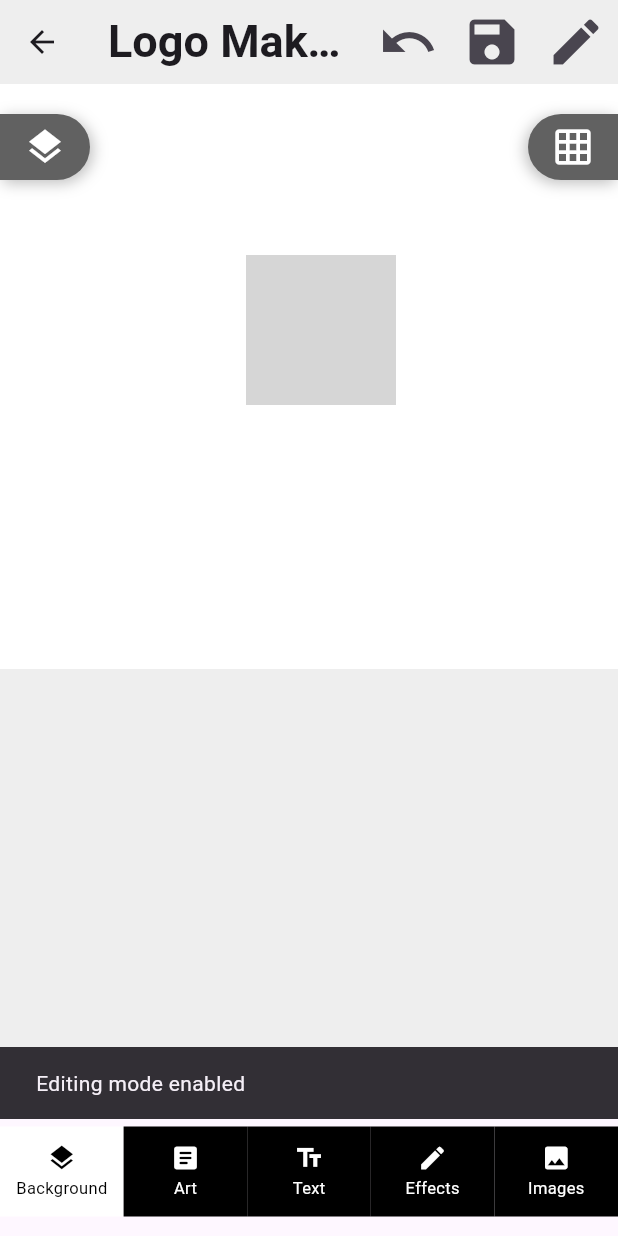
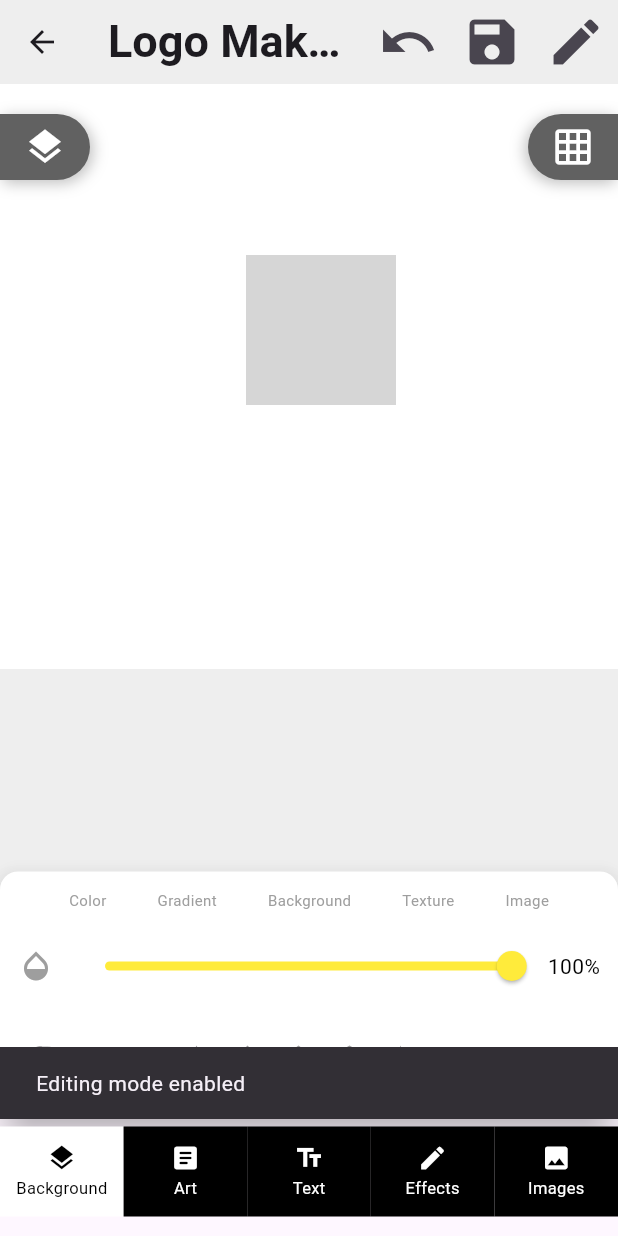
Before and after one commit to devsinntechnologies/logo-app-flutter, a Flutter app: the DownloadLogo screen opened directly with empty values, after a tap on the "edit" icon, on a phone screen of 412 x 824 dp. Run offline on Flutter 3.47's test engine with Material 3 defaults, Android fonts, the light colour scheme and no system bars; our stand-ins replace connectivity_plus, flutter_svg, google_fonts; grey boxes are pictures that could not be loaded.

Commit message:
Added background functionality in logobottomnavbar

```diff
--- /dev/null
+++ b/logo_app_flutter/lib/components/logoBottomNavbarItems/drop_up_panel.dart
@@ -0,0 +1,113 @@
+import 'package:flutter/material.dart';
+import 'package:logo_app_flutter/components/logoBottomNavbarItems/shape_selector_widget.dart';
+
+class DropUpPanel extends StatefulWidget {
+  final VoidCallback onClose;
+  final Function(bool) onToggleCheckerboard;
+  final Function(double) onOpacityChanged;
+
+  const DropUpPanel({
+    super.key,
+    required this.onClose,
+    required this.onToggleCheckerboard,
+    required this.onOpacityChanged,
+  });
+
+  @override
+  State<DropUpPanel> createState() => _DropUpPanelState();
+}
+
+class _DropUpPanelState extends State<DropUpPanel> {
+  double _opacityValue = 1.0;
+
+  @override
+  Widget build(BuildContext context) {
+    return Positioned(
+      bottom: 70,
+      left: 0,
+      right: 0,
+      child: Material(
+        elevation: 10,
+        borderRadius: BorderRadius.circular(12),
+        color: Colors.white,
+        child: Padding(
+          padding: const EdgeInsets.all(12),
+          child: Column(
+            mainAxisSize: MainAxisSize.min,
+            children: [
+              // Top row of options
+              Row(
+                mainAxisAlignment: MainAxisAlignment.spaceEvenly,
+                children: const [
+                  _TopOption(label: 'Color'),
+                  _TopOption(label: 'Gradient'),
+                  _TopOption(label: 'Background'),
+                  _TopOption(label: 'Texture'),
+                  _TopOption(label: 'Image'),
+                ],
+              ),
+              const SizedBox(height: 13),
+
+              // Opacity slider
+              Row(
+                children: [
+                  const Icon(Icons.opacity, color: Colors.grey),
+                  const SizedBox(width: 10),
+                  Expanded(
+                    child: Slider(
+                      activeColor: Colors.yellow,
+                      value: _opacityValue,
+                      min: 0,
+                      max: 1,
+                      onChanged: (val) {
+                        setState(() {
+                          _opacityValue = val;
+                        });
+                        widget.onOpacityChanged(_opacityValue); // notify parent
+                      },
+                    ),
+                  ),
+                  Text(
+                    "${(_opacityValue * 100).round()}%",
+                    style: const TextStyle(color: Colors.black),
+                  ),
+                ],
+              ),
+
+              const SizedBox(height: 16),
+
+              // Shape selector with Transparent option
+              SizedBox(
+                height: 50,
+                child: ShapeSelectorWidget(
+                  onShapeSelected: (shapeName) {
+                    if (shapeName == "Transparent") {
+                      widget.onToggleCheckerboard(true); // Turn ON
+                    } else if (shapeName == "TransparentOff") {
+                      widget.onToggleCheckerboard(false); // Turn OFF
+                    }
+                    // You can also handle other shapes here if needed
+                  },
+                ),
+              ),
+            ],
+          ),
+        ),
+      ),
+    );
+  }
+}
+
+class _TopOption extends StatelessWidget {
+  final String label;
+  const _TopOption({required this.label});
+
+  @override
+  Widget build(BuildContext context) {
+    return Column(
+      children: [
+        Text(label, style: const TextStyle(fontSize: 10, color: Colors.grey)),
+      ],
+    );
+  }
+}
--- /dev/null
+++ b/logo_app_flutter/lib/components/logoBottomNavbarItems/shape_selector_widget.dart
@@ -0,0 +1,281 @@
+import 'package:flutter/material.dart';
+import 'dart:math';
+
+class ShapeSelectorWidget extends StatefulWidget {
+  final Function(String shapeName) onShapeSelected;
+
+  const ShapeSelectorWidget({super.key, required this.onShapeSelected});
+
+  @override
+  State<ShapeSelectorWidget> createState() => _ShapeSelectorWidgetState();
+}
+
+class _ShapeSelectorWidgetState extends State<ShapeSelectorWidget> {
+  int? selectedIndex;
+
+  final List<_ShapeData> shapes = [
+    _ShapeData(
+      "Transparent",
+      Container(
+        width: 24,
+        height: 24,
+        decoration: const BoxDecoration(
+          shape: BoxShape.circle,
+
+          image: DecorationImage(
+            opacity: .5,
+
+            image: AssetImage(
+              'lib/assets/icons/check_small.png',
+            ), // Your checkerboard pattern
+            fit: BoxFit.cover,
+          ),
+        ),
+      ),
+    ),
+
+    _ShapeData("Square", Container(width: 20, height: 20, color: Colors.grey)),
+    _ShapeData(
+      "Rounded Rect",
+      Container(
+        width: 12,
+        height: 8,
+        decoration: BoxDecoration(
+          color: Colors.grey,
+          borderRadius: BorderRadius.circular(6),
+        ),
+      ),
+    ),
+    _ShapeData(
+      "Triangle",
+      CustomPaint(size: const Size(24, 24), painter: TrianglePainter()),
+    ),
+    _ShapeData(
+      "Diamond",
+      CustomPaint(size: const Size(24, 24), painter: DiamondPainter()),
+    ),
+    _ShapeData(
+      "Pentagon",
+      CustomPaint(size: const Size(24, 24), painter: PentagonPainter()),
+    ),
+    _ShapeData(
+      "Hexagon",
+      CustomPaint(size: const Size(24, 24), painter: HexagonPainter()),
+    ),
+    _ShapeData(
+      "Star",
+      CustomPaint(size: const Size(24, 24), painter: StarPainter()),
+    ),
+    _ShapeData(
+      "Arrow",
+      CustomPaint(size: const Size(24, 24), painter: ArrowPainter()),
+    ),
+    _ShapeData(
+      "Heart",
+      CustomPaint(size: const Size(24, 24), painter: HeartPainter()),
+    ),
+  ];
+
+  @override
+  Widget build(BuildContext context) {
+    return SizedBox(
+      height: 60,
+      child: ListView.builder(
+        scrollDirection: Axis.horizontal,
+        itemCount: shapes.length,
+        itemBuilder: (context, index) {
+          return GestureDetector(
+            onTap: () {
+              if (shapes[index].name == "Transparent") {
+                // Toggle checkerboard on/off
+                final isSelected = selectedIndex == index;
+                setState(() {
+                  selectedIndex = isSelected ? null : index;
+                });
+                widget.onShapeSelected(
+                  isSelected ? "TransparentOff" : "Transparent",
+                );
+              } else {
+                setState(() {
+                  selectedIndex = index;
+                });
+                widget.onShapeSelected(shapes[index].name);
+              }
+            },
+            child: Container(
+              width: 25,
+              margin: const EdgeInsets.symmetric(horizontal: 4.5),
+              decoration: BoxDecoration(
+                shape: BoxShape.circle,
+                // border: Border.all(
+                //   color: selectedIndex == index ? Colors.blue : Colors.grey,
+                //   width: selectedIndex == index ? 2 : 1,
+                // ),
+              ),
+              child: Center(child: shapes[index].widget),
+            ),
+          );
+        },
+      ),
+    );
+  }
+}
+
+class _ShapeData {
+  final String name;
+  final Widget widget;
+  _ShapeData(this.name, this.widget);
+}
+
+class TrianglePainter extends CustomPainter {
+  @override
+  void paint(Canvas canvas, Size size) {
+    final paint = Paint()..color = Colors.grey;
+    final path =
+        Path()
+          ..moveTo(size.width / 2, 0)
+          ..lineTo(0, size.height)
+          ..lineTo(size.width, size.height)
+          ..close();
+    canvas.drawPath(path, paint);
+  }
+
+  @override
+  bool shouldRepaint(_) => false;
+}
+
+class DiamondPainter extends CustomPainter {
+  @override
+  void paint(Canvas canvas, Size size) {
+    final paint = Paint()..color = Colors.grey;
+    final path =
+        Path()
+          ..moveTo(size.width / 2, 0)
+          ..lineTo(0, size.height / 2)
+          ..lineTo(size.width / 2, size.height)
+          ..lineTo(size.width, size.height / 2)
+          ..close();
+    canvas.drawPath(path, paint);
+  }
+
+  @override
+  bool shouldRepaint(_) => false;
+}
+
+class PentagonPainter extends CustomPainter {
+  @override
+  void paint(Canvas canvas, Size size) {
+    final paint = Paint()..color = Colors.grey;
+    final path = Path();
+    final angle = 2 * pi / 5;
+    for (int i = 0; i < 5; i++) {
+      final x = size.width / 2 + size.width / 2 * cos(angle * i - pi / 2);
+      final y = size.height / 2 + size.height / 2 * sin(angle * i - pi / 2);
+      if (i == 0) {
+        path.moveTo(x, y);
+      } else {
+        path.lineTo(x, y);
+      }
+    }
+    path.close();
+    canvas.drawPath(path, paint);
+  }
+
+  @override
+  bool shouldRepaint(_) => false;
+}
+
+class HexagonPainter extends CustomPainter {
+  @override
+  void paint(Canvas canvas, Size size) {
+    final paint = Paint()..color = Colors.grey;
+    final path = Path();
+    final angle = 2 * pi / 6;
+    for (int i = 0; i < 6; i++) {
+      final x = size.width / 2 + size.width / 2 * cos(angle * i - pi / 2);
+      final y = size.height / 2 + size.height / 2 * sin(angle * i - pi / 2);
+      if (i == 0) {
+        path.moveTo(x, y);
+      } else {
+        path.lineTo(x, y);
+      }
+    }
+    path.close();
+    canvas.drawPath(path, paint);
+  }
+
+  @override
+  bool shouldRepaint(_) => false;
+}
+
+class StarPainter extends CustomPainter {
+  @override
+  void paint(Canvas canvas, Size size) {
+    final paint = Paint()..color = Colors.grey;
+    final path = Path();
+    final int points = 5;
+    final r = size.width / 2;
+    final rInner = r / 2.5;
+    final angle = pi / points;
+    for (int i = 0; i < 2 * points; i++) {
+      final radius = i.isEven ? r : rInner;
+      final x = size.width / 2 + radius * cos(i * angle - pi / 2);
+      final y = size.height / 2 + radius * sin(i * angle - pi / 2);
+      if (i == 0) {
+        path.moveTo(x, y);
+      } else {
+        path.lineTo(x, y);
+      }
+    }
+    path.close();
+    canvas.drawPath(path, paint);
+  }
+
+  @override
+  bool shouldRepaint(_) => false;
+}
+
+class ArrowPainter extends CustomPainter {
+  @override
+  void paint(Canvas canvas, Size size) {
+    final paint = Paint()..color = Colors.grey;
+    final path =
+        Path()
+          ..moveTo(0, size.height / 2)
+          ..lineTo(size.width * 0.6, size.height / 2)
+          ..lineTo(size.width * 0.6, size.height * 0.3)
+          ..lineTo(size.width, size.height / 2)
+          ..lineTo(size.width * 0.6, size.height * 0.7)
+          ..lineTo(size.width * 0.6, size.height / 2)
+          ..close();
+    canvas.drawPath(path, paint);
+  }
+
+  @override
+  bool shouldRepaint(_) => false;
+}
+
+class HeartPainter extends CustomPainter {
+  @override
+  void paint(Canvas canvas, Size size) {
+    final paint = Paint()..color = Colors.grey;
+    final path = Path();
+    final width = size.width;
+    final height = size.height;
+
+    path.moveTo(width / 2, height * 0.75);
+    path.cubicTo(0, height * 0.5, 0, height * 0.2, width / 2, height * 0.35);
+    path.cubicTo(
+      width,
+      height * 0.2,
+      width,
+      height * 0.5,
+      width / 2,
+      height * 0.75,
+    );
+    canvas.drawPath(path, paint);
+  }
+
+  @override
+  bool shouldRepaint(_) => false;
+}
--- a/logo_app_flutter/lib/components/logo_canvas.dart
+++ b/logo_app_flutter/lib/components/logo_canvas.dart
@@ -21,6 +21,9 @@ class LogoCanvas extends StatelessWidget {
   final int? highlightedVerticalGridLineIndex;
   final bool isLayersRibbonExtended;
 
+  final bool isCheckerboardActive;
+  final bool isCheckerboardVisible;
+  final double checkerboardOpacity;
   // Callbacks for toggling UI elements
   final VoidCallback onToggleGrid;
   final VoidCallback onToggleLayersRibbon;
@@ -70,6 +73,9 @@ class LogoCanvas extends StatelessWidget {
     required this.onElementResizePanStart,
     required this.onElementResizePanUpdate,
     required this.onElementResizePanEnd,
+    required this.isCheckerboardActive,
+    required this.checkerboardOpacity,
+    required this.isCheckerboardVisible,
   });
 
   @override
@@ -79,6 +85,7 @@ class LogoCanvas extends StatelessWidget {
         final Size canvasSize = constraints.biggest;
         return Stack(
           key: canvasKey, // Use the passed-in canvasKey
+
           children: [
             if (showGrid)
               CustomPaint(
@@ -89,6 +96,16 @@ class LogoCanvas extends StatelessWidget {
                   highlightedVerticalLine: highlightedVerticalGridLineIndex,
                 ),
                 size: Size.infinite,
+              ),
+            if (isCheckerboardVisible)
+              Opacity(
+                opacity: checkerboardOpacity,
+                child: Image.asset(
+                  'lib/assets/icons/checkerboard.png',
+                  width: double.infinity,
+                  height: double.infinity,
+                  fit: BoxFit.cover,
+                ),
               ),
             Positioned(
               // Grid Toggle button
--- a/logo_app_flutter/lib/screens/download_logo.dart
+++ b/logo_app_flutter/lib/screens/download_logo.dart
@@ -5,6 +5,7 @@ import 'dart:math';
 import 'package:logo_app_flutter/components/logo_bottom_nav_bar.dart';
 import 'package:logo_app_flutter/models/logo_state_data.dart';
 
+import '../components/logoBottomNavbarItems/drop_up_panel.dart';
 import '../components/logo_canvas.dart';
 import '../utils/text_size_util.dart';
 
@@ -32,6 +33,11 @@ class _DownloadLogoState extends State<DownloadLogo> {
 
   bool _showGrid = false;
   bool _isLayersRibbonExtended = false;
+  bool showDropUp = false;
+
+  bool isCheckerboardActive = false;
+  bool isCheckerboardVisible = false;
+  double checkerboardOpacity = 1.0;
 
   bool isEditing = false;
   int? id;
@@ -76,14 +82,12 @@ class _DownloadLogoState extends State<DownloadLogo> {
     _saveState();
   }
 
-
   Size _getElementRenderedSize(int elementId) {
     switch (elementId) {
       case 0:
         return Size(_currentLogoState.logoSize, _currentLogoState.logoSize);
       case 1:
         return TextSizeUtil.getTextSize(
-
           widget.companyName,
           TextStyle(
             fontSize: _currentLogoState.companyNameSize,
@@ -92,7 +96,6 @@ class _DownloadLogoState extends State<DownloadLogo> {
         );
       case 2:
         return TextSizeUtil.getTextSize(
-
           widget.sloganName,
           TextStyle(
             fontSize: _currentLogoState.sloganSize,
@@ -106,7 +109,6 @@ class _DownloadLogoState extends State<DownloadLogo> {
         );
       case 4:
         return TextSizeUtil.getTextSize(
-
           widget.companyName,
           TextStyle(
             fontSize: _currentLogoState.companyName2Size ?? 0,
@@ -115,7 +117,6 @@ class _DownloadLogoState extends State<DownloadLogo> {
         );
       case 5:
         return TextSizeUtil.getTextSize(
-
           widget.sloganName,
           TextStyle(
             fontSize: _currentLogoState.slogan2Size ?? 0,
@@ -152,12 +153,9 @@ class _DownloadLogoState extends State<DownloadLogo> {
     }
   }
 
-
   void _onPanStart(int id, DragStartDetails details) {
     _saveState();
-
   }
-
 
   void _onPanUpdate(int id, Offset delta) {
     final RenderBox? renderBox =
@@ -202,20 +200,15 @@ class _DownloadLogoState extends State<DownloadLogo> {
     });
   }
 
-
   void _onPanEnd(int id) {
-
     _clearGridAlignment();
-
   }
 
   Offset _limitOffset(Offset original, Offset delta, Size elementSize) {
-
     final RenderBox? renderBox =
         _canvasKey.currentContext?.findRenderObject() as RenderBox?;
     final Size? canvasSize = renderBox?.size;
-    if (canvasSize == null)
-      return original + delta;
+    if (canvasSize == null) return original + delta;
 
     final newOffset = original + delta;
     final clampedDx = newOffset.dx.clamp(
@@ -250,7 +243,6 @@ class _DownloadLogoState extends State<DownloadLogo> {
         );
       } else if (id == 4) {
         _currentLogoState = _currentLogoState.copyWith(
-
           isCompanyName2Visible: false,
           companyName2Position: null,
           companyName2Size: null,
@@ -460,6 +452,18 @@ class _DownloadLogoState extends State<DownloadLogo> {
     );
   }
 
+  void _handleToggleCheckerboard(bool value) {
+    setState(() {
+      isCheckerboardVisible = value;
+    });
+  }
+
+  void _toggleCheckerboard(bool on) {
+    setState(() {
+      isCheckerboardActive = on;
+    });
+  }
+
   void _saveAsSVG() {
     ScaffoldMessenger.of(
       context,
@@ -473,7 +477,6 @@ class _DownloadLogoState extends State<DownloadLogo> {
   }
 
   void _checkGridAlignment(Offset elementPosition, Size elementSize) {
-
     int? newHighlightedHorizontal;
     int? newHighlightedVertical;
 
@@ -564,6 +567,7 @@ class _DownloadLogoState extends State<DownloadLogo> {
     _initialDragPoint = details.globalPosition;
     _initialElementValue = _getCurrentElementSize(id);
   }
+
   void _onResizePanUpdate(int id, DragUpdateDetails details) {
     if (_initialDragPoint == null || _initialElementValue == null) return;
     final RenderBox? renderBox =
@@ -617,12 +621,7 @@ class _DownloadLogoState extends State<DownloadLogo> {
     _initialElementValue = _getCurrentElementRotation(id);
   }
 
-
-
-
-
   void _onRotatePanUpdate(int id, DragUpdateDetails details) {
-
     if (_initialDragPoint == null || _initialElementValue == null) return;
     final RenderBox? renderBox =
         _canvasKey.currentContext?.findRenderObject() as RenderBox?;
@@ -761,6 +760,7 @@ class _DownloadLogoState extends State<DownloadLogo> {
   }
 
   @override
+  @override
   Widget build(BuildContext context) {
     return Scaffold(
       appBar: AppBar(
@@ -841,7 +841,6 @@ class _DownloadLogoState extends State<DownloadLogo> {
                       _clearGridAlignment();
                     });
                   },
-
                   onElementPanStart: _onPanStart,
                   onElementPanUpdate: _onPanUpdate,
                   onElementPanEnd: _onPanEnd,
@@ -855,6 +854,9 @@ class _DownloadLogoState extends State<DownloadLogo> {
                   onElementResizePanStart: _onResizePanStart,
                   onElementResizePanUpdate: _onResizePanUpdate,
                   onElementResizePanEnd: _onResizePanEnd,
+                  isCheckerboardActive: isCheckerboardActive,
+                  checkerboardOpacity: checkerboardOpacity,
+                  isCheckerboardVisible: isCheckerboardVisible,
                 ),
               ),
               Column(
@@ -862,18 +864,39 @@ class _DownloadLogoState extends State<DownloadLogo> {
               ),
             ],
           ),
+
+          Align(
+            alignment: Alignment.bottomCenter,
+            child: AnimatedSlide(
+              duration: const Duration(milliseconds: 300),
+              offset: showDropUp ? Offset(0, 0) : Offset(0, 1),
+              curve: Curves.easeInOut,
+              child: DropUpPanel(
+                onClose: () => setState(() => showDropUp = false),
+                onToggleCheckerboard: _handleToggleCheckerboard,
+                onOpacityChanged: (val) {
+                  setState(() => checkerboardOpacity = val);
+                },
+              ),
+            ),
+          ),
         ],
       ),
       bottomNavigationBar: LogoBottomNavBar(
         selectedIndex: selectedIndex,
         onItemSelected: (index) {
           setState(() {
-            isEditing = false;
             selectedIndex = index;
-            selectedElement =
-                null;
+            if (index == 0) {
+              // Toggle DropUpPanel
+              showDropUp = !showDropUp;
+            } else {
+              // Hide DropUpPanel if any other tab is selected
+              showDropUp = false;
+            }
           });
-        }, hasTapped: true, // Assuming this is a flag to indicate if the user has tapped on the nav bar
+        },
+        hasTapped: true,
       ),
     );
   }
```
Also changed, not shown: logo_app_flutter/lib/assets/icons/check_small.png (added), logo_app_flutter/lib/assets/icons/checkerboard.png (added), logo_app_flutter/lib/main.dart (line endings or trailing spaces), 1 other file.
